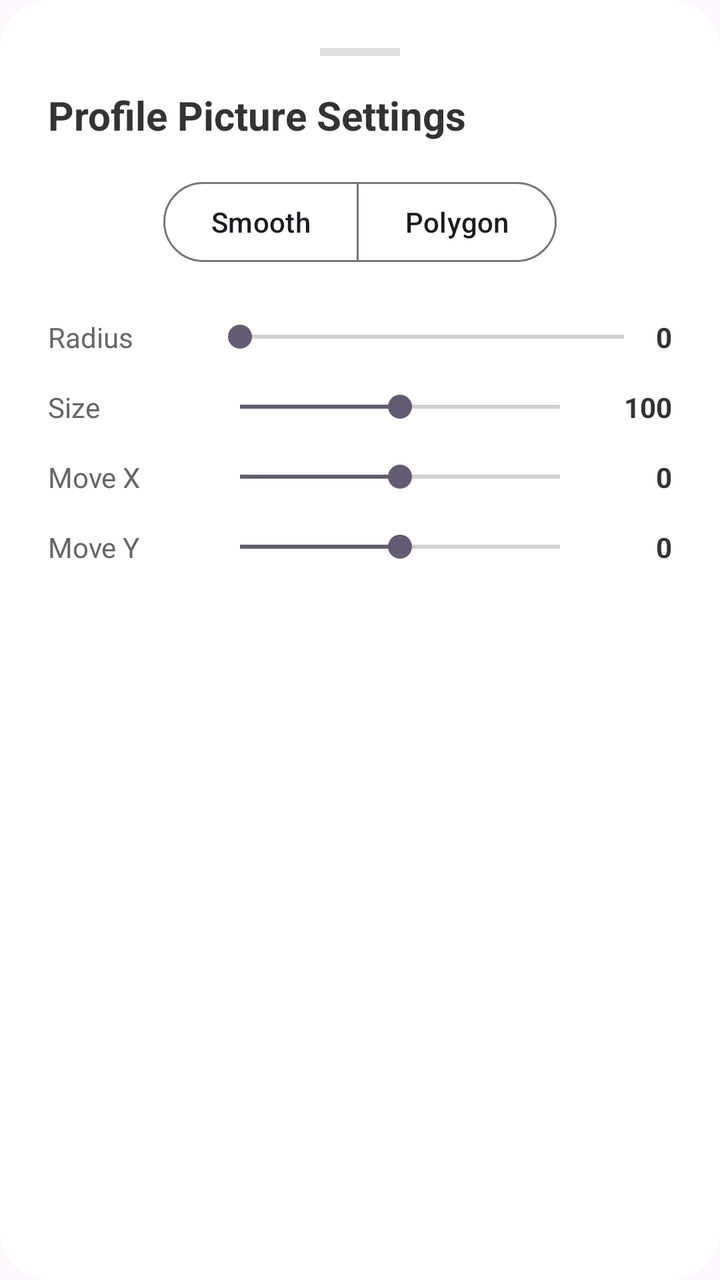
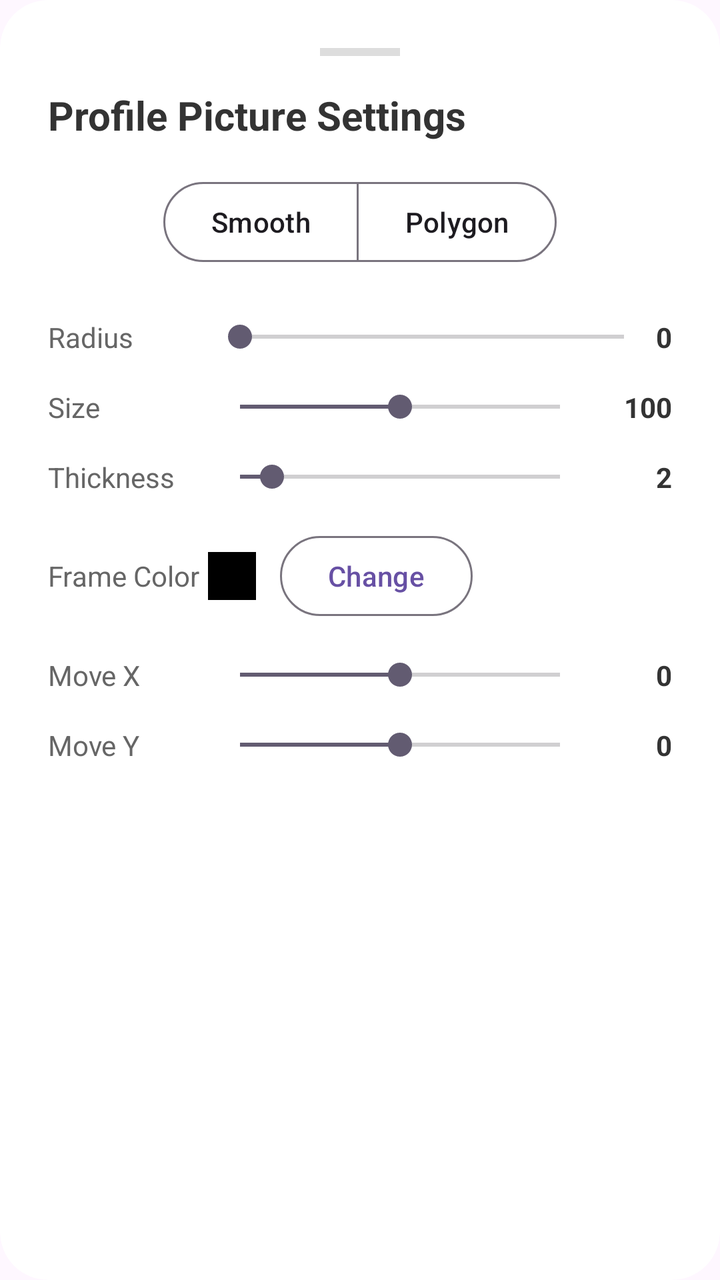

The first picture is an Android layout as it rendered before a commit; the second is the same layout after the commit. The layout source and the unified diff follow.
<!-- AndroidManifest.xml: application theme Theme.MyApplication -->
<!-- res/layout/dialog_profile_settings.xml -->
<?xml version="1.0" encoding="utf-8"?>
<androidx.cardview.widget.CardView xmlns:android="http://schemas.android.com/apk/res/android"
    xmlns:app="http://schemas.android.com/apk/res-auto" android:layout_width="match_parent" android:layout_height="wrap_content" app:cardCornerRadius="24dp" app:cardElevation="0dp" app:cardBackgroundColor="#FFFFFF">

    <LinearLayout android:layout_width="match_parent" android:layout_height="wrap_content" android:orientation="vertical" android:padding="24dp">

        <View android:layout_width="40dp" android:layout_height="4dp" android:layout_gravity="center_horizontal" android:layout_marginBottom="16dp" android:background="#DDDDDD" />

        <TextView android:layout_width="wrap_content" android:layout_height="wrap_content" android:text="Profile Picture Settings" android:textSize="20sp" android:textStyle="bold" android:textColor="#333333" android:layout_marginBottom="16dp" />

        
        <com.google.android.material.button.MaterialButtonToggleGroup android:id="@+id/toggle_group_shape" android:layout_width="wrap_content" android:layout_height="wrap_content" android:layout_gravity="center_horizontal" android:layout_marginBottom="24dp" app:singleSelection="true" app:selectionRequired="true">
            <Button android:id="@+id/btn_mode_smooth" style="?attr/materialButtonOutlinedStyle" android:layout_width="wrap_content" android:layout_height="wrap_content" android:text="Smooth" />
            <Button android:id="@+id/btn_mode_polygon" style="?attr/materialButtonOutlinedStyle" android:layout_width="wrap_content" android:layout_height="wrap_content" android:text="Polygon" />
        </com.google.android.material.button.MaterialButtonToggleGroup>

        
        <LinearLayout android:layout_width="match_parent" android:layout_height="wrap_content" android:orientation="horizontal" android:gravity="center_vertical" android:layout_marginBottom="16dp">
            <TextView android:id="@+id/txt_slider_label" android:layout_width="80dp" android:layout_height="wrap_content" android:text="Radius" android:textColor="#666666" />
            <SeekBar android:id="@+id/slider_radius" android:layout_width="0dp" android:layout_height="wrap_content" android:layout_weight="1" android:max="60" />
            <LinearLayout android:layout_width="wrap_content" android:layout_height="wrap_content" android:orientation="vertical" android:gravity="end">
                <TextView android:id="@+id/txt_radius_val" android:layout_width="wrap_content" android:layout_height="wrap_content" android:text="0" android:textColor="#333333" android:textStyle="bold" />
                <TextView android:id="@+id/txt_shape_name" android:layout_width="wrap_content" android:layout_height="wrap_content" android:text="" android:textSize="10sp" android:textColor="#999999" android:visibility="gone" />
            </LinearLayout>
        </LinearLayout>

        
        <LinearLayout android:layout_width="match_parent" android:layout_height="wrap_content" android:orientation="horizontal" android:gravity="center_vertical" android:layout_marginBottom="16dp">
            <TextView android:layout_width="80dp" android:layout_height="wrap_content" android:text="Size" android:textColor="#666666" />
            <SeekBar android:id="@+id/slider_size" android:layout_width="0dp" android:layout_height="wrap_content" android:layout_weight="1" android:max="200" android:progress="100" />
            <TextView android:id="@+id/txt_size_val" android:layout_width="40dp" android:layout_height="wrap_content" android:text="100" android:gravity="end" android:textColor="#333333" android:textStyle="bold" />
        </LinearLayout>

        
        <LinearLayout android:layout_width="match_parent" android:layout_height="wrap_content" android:orientation="horizontal" android:gravity="center_vertical" android:layout_marginBottom="16dp">
            <TextView android:layout_width="80dp" android:layout_height="wrap_content" android:text="Move X" android:textColor="#666666" />
            <SeekBar android:id="@+id/slider_x" android:layout_width="0dp" android:layout_height="wrap_content" android:layout_weight="1" android:max="200" android:progress="100" />
            <TextView android:id="@+id/txt_x_val" android:layout_width="40dp" android:layout_height="wrap_content" android:text="0" android:gravity="end" android:textColor="#333333" android:textStyle="bold" />
        </LinearLayout>

        
        <LinearLayout android:layout_width="match_parent" android:layout_height="wrap_content" android:orientation="horizontal" android:gravity="center_vertical">
            <TextView android:layout_width="80dp" android:layout_height="wrap_content" android:text="Move Y" android:textColor="#666666" />
            <SeekBar android:id="@+id/slider_y" android:layout_width="0dp" android:layout_height="wrap_content" android:layout_weight="1" android:max="200" android:progress="100" />
            <TextView android:id="@+id/txt_y_val" android:layout_width="40dp" android:layout_height="wrap_content" android:text="0" android:gravity="end" android:textColor="#333333" android:textStyle="bold" />
        </LinearLayout>

    </LinearLayout>
</androidx.cardview.widget.CardView>
<!-- resources referenced by this layout -->
<resources>
  <style name="Theme.MyApplication" parent="Base.Theme.MyApplication" />
  <style name="Base.Theme.MyApplication" parent="Theme.Material3.DayNight.NoActionBar">
          
          
      </style>
</resources>

<!-- the commit's change to res/layout/dialog_profile_settings.xml (unified diff, before → after) -->
@@ -2,48 +2,64 @@
 <androidx.cardview.widget.CardView xmlns:android="http://schemas.android.com/apk/res/android"
     xmlns:app="http://schemas.android.com/apk/res-auto" android:layout_width="match_parent" android:layout_height="wrap_content" app:cardCornerRadius="24dp" app:cardElevation="0dp" app:cardBackgroundColor="#FFFFFF">
 
-    <LinearLayout android:layout_width="match_parent" android:layout_height="wrap_content" android:orientation="vertical" android:padding="24dp">
+    <ScrollView android:layout_width="match_parent" android:layout_height="wrap_content">
+        <LinearLayout android:layout_width="match_parent" android:layout_height="wrap_content" android:orientation="vertical" android:padding="24dp">
 
-        <View android:layout_width="40dp" android:layout_height="4dp" android:layout_gravity="center_horizontal" android:layout_marginBottom="16dp" android:background="#DDDDDD" />
+            <View android:layout_width="40dp" android:layout_height="4dp" android:layout_gravity="center_horizontal" android:layout_marginBottom="16dp" android:background="#DDDDDD" />
 
-        <TextView android:layout_width="wrap_content" android:layout_height="wrap_content" android:text="Profile Picture Settings" android:textSize="20sp" android:textStyle="bold" android:textColor="#333333" android:layout_marginBottom="16dp" />
+            <TextView android:layout_width="wrap_content" android:layout_height="wrap_content" android:text="Profile Picture Settings" android:textSize="20sp" android:textStyle="bold" android:textColor="#333333" android:layout_marginBottom="16dp" />
 
-        
-        <com.google.android.material.button.MaterialButtonToggleGroup android:id="@+id/toggle_group_shape" android:layout_width="wrap_content" android:layout_height="wrap_content" android:layout_gravity="center_horizontal" android:layout_marginBottom="24dp" app:singleSelection="true" app:selectionRequired="true">
-            <Button android:id="@+id/btn_mode_smooth" style="?attr/materialButtonOutlinedStyle" android:layout_width="wrap_content" android:layout_height="wrap_content" android:text="Smooth" />
-            <Button android:id="@+id/btn_mode_polygon" style="?attr/materialButtonOutlinedStyle" android:layout_width="wrap_content" android:layout_height="wrap_content" android:text="Polygon" />
-        </com.google.android.material.button.MaterialButtonToggleGroup>
+            
+            <com.google.android.material.button.MaterialButtonToggleGroup android:id="@+id/toggle_group_shape" android:layout_width="wrap_content" android:layout_height="wrap_content" android:layout_gravity="center_horizontal" android:layout_marginBottom="24dp" app:singleSelection="true" app:selectionRequired="true">
+                <Button android:id="@+id/btn_mode_smooth" style="?attr/materialButtonOutlinedStyle" android:layout_width="wrap_content" android:layout_height="wrap_content" android:text="Smooth" />
+                <Button android:id="@+id/btn_mode_polygon" style="?attr/materialButtonOutlinedStyle" android:layout_width="wrap_content" android:layout_height="wrap_content" android:text="Polygon" />
+            </com.google.android.material.button.MaterialButtonToggleGroup>
 
-        
-        <LinearLayout android:layout_width="match_parent" android:layout_height="wrap_content" android:orientation="horizontal" android:gravity="center_vertical" android:layout_marginBottom="16dp">
-            <TextView android:id="@+id/txt_slider_label" android:layout_width="80dp" android:layout_height="wrap_content" android:text="Radius" android:textColor="#666666" />
-            <SeekBar android:id="@+id/slider_radius" android:layout_width="0dp" android:layout_height="wrap_content" android:layout_weight="1" android:max="60" />
-            <LinearLayout android:layout_width="wrap_content" android:layout_height="wrap_content" android:orientation="vertical" android:gravity="end">
-                <TextView android:id="@+id/txt_radius_val" android:layout_width="wrap_content" android:layout_height="wrap_content" android:text="0" android:textColor="#333333" android:textStyle="bold" />
-                <TextView android:id="@+id/txt_shape_name" android:layout_width="wrap_content" android:layout_height="wrap_content" android:text="" android:textSize="10sp" android:textColor="#999999" android:visibility="gone" />
+            
+            <LinearLayout android:layout_width="match_parent" android:layout_height="wrap_content" android:orientation="horizontal" android:gravity="center_vertical" android:layout_marginBottom="16dp">
+                <TextView android:id="@+id/txt_slider_label" android:layout_width="80dp" android:layout_height="wrap_content" android:text="Radius" android:textColor="#666666" />
+                <SeekBar android:id="@+id/slider_radius" android:layout_width="0dp" android:layout_height="wrap_content" android:layout_weight="1" android:max="60" />
+                <LinearLayout android:layout_width="wrap_content" android:layout_height="wrap_content" android:orientation="vertical" android:gravity="end">
+                    <TextView android:id="@+id/txt_radius_val" android:layout_width="wrap_content" android:layout_height="wrap_content" android:text="0" android:textColor="#333333" android:textStyle="bold" />
+                    <TextView android:id="@+id/txt_shape_name" android:layout_width="wrap_content" android:layout_height="wrap_content" android:text="" android:textSize="10sp" android:textColor="#999999" android:visibility="gone" />
+                </LinearLayout>
             </LinearLayout>
+
+            
+            <LinearLayout android:layout_width="match_parent" android:layout_height="wrap_content" android:orientation="horizontal" android:gravity="center_vertical" android:layout_marginBottom="16dp">
+                <TextView android:layout_width="80dp" android:layout_height="wrap_content" android:text="Size" android:textColor="#666666" />
+                <SeekBar android:id="@+id/slider_size" android:layout_width="0dp" android:layout_height="wrap_content" android:layout_weight="1" android:max="200" android:progress="100" />
+                <TextView android:id="@+id/txt_size_val" android:layout_width="40dp" android:layout_height="wrap_content" android:text="100" android:gravity="end" android:textColor="#333333" android:textStyle="bold" />
+            </LinearLayout>
+
+            
+            <LinearLayout android:layout_width="match_parent" android:layout_height="wrap_content" android:orientation="horizontal" android:gravity="center_vertical" android:layout_marginBottom="16dp">
+                <TextView android:layout_width="80dp" android:layout_height="wrap_content" android:text="Thickness" android:textColor="#666666" />
+                <SeekBar android:id="@+id/slider_thickness" android:layout_width="0dp" android:layout_height="wrap_content" android:layout_weight="1" android:max="20" android:progress="2" />
+                <TextView android:id="@+id/txt_thickness_val" android:layout_width="40dp" android:layout_height="wrap_content" android:text="2" android:gravity="end" android:textColor="#333333" android:textStyle="bold" />
+            </LinearLayout>
+
+            
+            <LinearLayout android:layout_width="match_parent" android:layout_height="wrap_content" android:orientation="horizontal" android:gravity="center_vertical" android:layout_marginBottom="16dp">
+                <TextView android:layout_width="80dp" android:layout_height="wrap_content" android:text="Frame Color" android:textColor="#666666" />
+                <View android:id="@+id/view_frame_color_indicator" android:layout_width="24dp" android:layout_height="24dp" android:background="#000000" android:layout_marginEnd="12dp" />
+                <Button android:id="@+id/btn_change_frame_color" android:layout_width="wrap_content" android:layout_height="wrap_content" android:text="Change" style="?attr/materialButtonOutlinedStyle" />
+            </LinearLayout>
+
+            
+            <LinearLayout android:layout_width="match_parent" android:layout_height="wrap_content" android:orientation="horizontal" android:gravity="center_vertical" android:layout_marginBottom="16dp">
+                <TextView android:layout_width="80dp" android:layout_height="wrap_content" android:text="Move X" android:textColor="#666666" />
+                <SeekBar android:id="@+id/slider_x" android:layout_width="0dp" android:layout_height="wrap_content" android:layout_weight="1" android:max="200" android:progress="100" />
+                <TextView android:id="@+id/txt_x_val" android:layout_width="40dp" android:layout_height="wrap_content" android:text="0" android:gravity="end" android:textColor="#333333" android:textStyle="bold" />
+            </LinearLayout>
+
+            
+            <LinearLayout android:layout_width="match_parent" android:layout_height="wrap_content" android:orientation="horizontal" android:gravity="center_vertical">
+                <TextView android:layout_width="80dp" android:layout_height="wrap_content" android:text="Move Y" android:textColor="#666666" />
+                <SeekBar android:id="@+id/slider_y" android:layout_width="0dp" android:layout_height="wrap_content" android:layout_weight="1" android:max="200" android:progress="100" />
+                <TextView android:id="@+id/txt_y_val" android:layout_width="40dp" android:layout_height="wrap_content" android:text="0" android:gravity="end" android:textColor="#333333" android:textStyle="bold" />
+            </LinearLayout>
+
         </LinearLayout>
-
-        
-        <LinearLayout android:layout_width="match_parent" android:layout_height="wrap_content" android:orientation="horizontal" android:gravity="center_vertical" android:layout_marginBottom="16dp">
-            <TextView android:layout_width="80dp" android:layout_height="wrap_content" android:text="Size" android:textColor="#666666" />
-            <SeekBar android:id="@+id/slider_size" android:layout_width="0dp" android:layout_height="wrap_content" android:layout_weight="1" android:max="200" android:progress="100" />
-            <TextView android:id="@+id/txt_size_val" android:layout_width="40dp" android:layout_height="wrap_content" android:text="100" android:gravity="end" android:textColor="#333333" android:textStyle="bold" />
-        </LinearLayout>
-
-        
-        <LinearLayout android:layout_width="match_parent" android:layout_height="wrap_content" android:orientation="horizontal" android:gravity="center_vertical" android:layout_marginBottom="16dp">
-            <TextView android:layout_width="80dp" android:layout_height="wrap_content" android:text="Move X" android:textColor="#666666" />
-            <SeekBar android:id="@+id/slider_x" android:layout_width="0dp" android:layout_height="wrap_content" android:layout_weight="1" android:max="200" android:progress="100" />
-            <TextView android:id="@+id/txt_x_val" android:layout_width="40dp" android:layout_height="wrap_content" android:text="0" android:gravity="end" android:textColor="#333333" android:textStyle="bold" />
-        </LinearLayout>
-
-        
-        <LinearLayout android:layout_width="match_parent" android:layout_height="wrap_content" android:orientation="horizontal" android:gravity="center_vertical">
-            <TextView android:layout_width="80dp" android:layout_height="wrap_content" android:text="Move Y" android:textColor="#666666" />
-            <SeekBar android:id="@+id/slider_y" android:layout_width="0dp" android:layout_height="wrap_content" android:layout_weight="1" android:max="200" android:progress="100" />
-            <TextView android:id="@+id/txt_y_val" android:layout_width="40dp" android:layout_height="wrap_content" android:text="0" android:gravity="end" android:textColor="#333333" android:textStyle="bold" />
-        </LinearLayout>
-
-    </LinearLayout>
+    </ScrollView>
 </androidx.cardview.widget.CardView>
